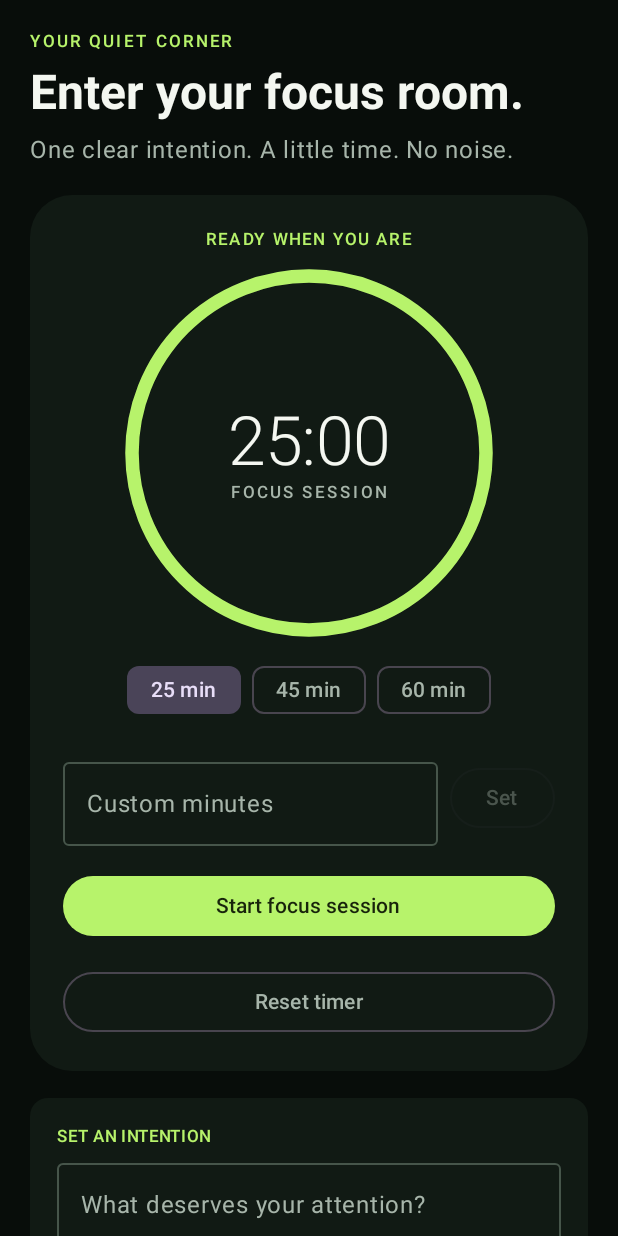
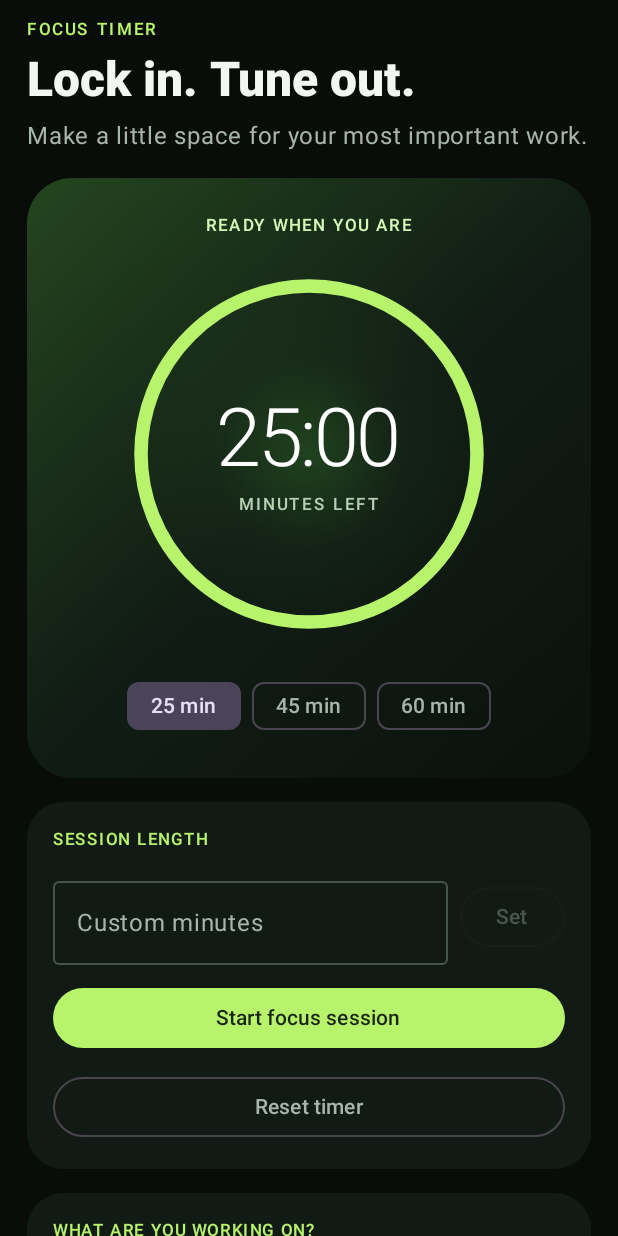
Before and after one commit to Mahin98250/open-focus-android, an Android app built with Jetpack Compose: the composable FocusRoomScreen shown on its own in the app's theme, after a tap on "Start focus session", on a phone screen of 412 x 824 dp. Run offline under Robolectric (Android 15) with nearby library versions, the phone set to English and light mode, and no system bars.

Commit message:
Polish focus timer screen with Regain-inspired session layout

```diff
--- a/app/src/main/java/org/openfocus/app/ui/screens/FocusRoomScreen.kt
+++ b/app/src/main/java/org/openfocus/app/ui/screens/FocusRoomScreen.kt
@@ -6,6 +6,7 @@ import android.os.Build
 import androidx.activity.compose.rememberLauncherForActivityResult
 import androidx.activity.result.contract.ActivityResultContracts
 import androidx.compose.foundation.Canvas
+import androidx.compose.foundation.background
 import androidx.compose.foundation.layout.Arrangement
 import androidx.compose.foundation.layout.Box
 import androidx.compose.foundation.layout.Column
@@ -13,10 +14,11 @@ import androidx.compose.foundation.layout.Row
 import androidx.compose.foundation.layout.Spacer
 import androidx.compose.foundation.layout.fillMaxWidth
 import androidx.compose.foundation.rememberScrollState
+import androidx.compose.foundation.shape.CircleShape
+import androidx.compose.foundation.shape.RoundedCornerShape
 import androidx.compose.foundation.verticalScroll
 import androidx.compose.foundation.layout.padding
 import androidx.compose.foundation.layout.size
-import androidx.compose.foundation.shape.RoundedCornerShape
 import androidx.compose.material3.Button
 import androidx.compose.material3.Card
 import androidx.compose.material3.CardDefaults
@@ -34,6 +36,9 @@ import androidx.compose.runtime.remember
 import androidx.compose.runtime.setValue
 import androidx.compose.ui.Alignment
 import androidx.compose.ui.Modifier
+import androidx.compose.ui.draw.clip
+import androidx.compose.ui.graphics.Brush
+import androidx.compose.ui.graphics.Color
 import androidx.compose.ui.graphics.StrokeCap
 import androidx.compose.ui.graphics.drawscope.Stroke
 import androidx.compose.ui.platform.LocalContext
@@ -58,9 +63,7 @@ fun FocusRoomScreen(modifier: Modifier = Modifier) {
             store.reset(preferred * 60_000L)
             onboarding.edit().putBoolean("focus_duration_initialized", true).apply()
             store.load()
-        } else {
-            saved
-        }
+        } else saved
     }
     var snapshot by remember { mutableStateOf(initialSnapshot) }
     var remaining by remember { mutableStateOf(snapshot.remainingMillis) }
@@ -73,14 +76,10 @@ fun FocusRoomScreen(modifier: Modifier = Modifier) {
             delay(1_000L)
             snapshot = store.load()
             remaining = snapshot.remainingMillis
-            if (snapshot.isCompleted && store.takeCompletionNotification()) {
-                FocusCompletionNotification.show(context)
-            }
+            if (snapshot.isCompleted && store.takeCompletionNotification()) FocusCompletionNotification.show(context)
         }
         remaining = snapshot.remainingMillis
-        if (snapshot.isCompleted && store.takeCompletionNotification()) {
-            FocusCompletionNotification.show(context)
-        }
+        if (snapshot.isCompleted && store.takeCompletionNotification()) FocusCompletionNotification.show(context)
     }
 
     val totalMillis = snapshot.totalDurationMillis.coerceAtLeast(1L)
@@ -92,54 +91,53 @@ fun FocusRoomScreen(modifier: Modifier = Modifier) {
     val startOrResume: () -> Unit = {
         if (snapshot.isCompleted || snapshot.remainingMillis <= 0L) {
             store.start(durationMillis = selectedMinutes * 60_000L, intention = intention.trim())
-        } else {
-            store.start(intention = intention.trim())
-        }
+        } else store.start(intention = intention.trim())
         snapshot = store.load()
         remaining = snapshot.remainingMillis
     }
-    val notificationPermissionLauncher = rememberLauncherForActivityResult(
-        ActivityResultContracts.RequestPermission()
-    ) {
-        // A denied notification permission does not prevent the user from focusing.
+    val notificationPermissionLauncher = rememberLauncherForActivityResult(ActivityResultContracts.RequestPermission()) {
         startOrResume()
     }
 
     Column(
-        modifier = modifier.fillMaxWidth().verticalScroll(rememberScrollState()).padding(20.dp),
+        modifier = modifier.fillMaxWidth().verticalScroll(rememberScrollState()).padding(horizontal = 18.dp, vertical = 12.dp),
         horizontalAlignment = Alignment.CenterHorizontally,
-        verticalArrangement = Arrangement.spacedBy(18.dp)
+        verticalArrangement = Arrangement.spacedBy(16.dp)
     ) {
-        Column(Modifier.fillMaxWidth(), verticalArrangement = Arrangement.spacedBy(6.dp)) {
-            Text("YOUR QUIET CORNER", color = MaterialTheme.colorScheme.primary, style = MaterialTheme.typography.labelSmall, letterSpacing = 2.sp)
-            Text("Enter your focus room.", style = MaterialTheme.typography.headlineLarge, fontWeight = FontWeight.Bold)
-            Text("One clear intention. A little time. No noise.", color = MaterialTheme.colorScheme.onSurfaceVariant)
+        Column(Modifier.fillMaxWidth(), verticalArrangement = Arrangement.spacedBy(5.dp)) {
+            Text("FOCUS TIMER", color = MaterialTheme.colorScheme.primary, style = MaterialTheme.typography.labelSmall, letterSpacing = 1.8.sp)
+            Text("Lock in. Tune out.", style = MaterialTheme.typography.headlineLarge, fontWeight = FontWeight.ExtraBold)
+            Text("Make a little space for your most important work.", color = MaterialTheme.colorScheme.onSurfaceVariant)
         }
-        Card(
-            modifier = Modifier.fillMaxWidth(),
-            shape = RoundedCornerShape(28.dp),
-            colors = CardDefaults.cardColors(containerColor = MaterialTheme.colorScheme.surface)
+
+        Box(
+            Modifier.fillMaxWidth().clip(RoundedCornerShape(30.dp))
+                .background(Brush.linearGradient(listOf(Color(0xFF24451F), Color(0xFF111D14), Color(0xFF0B110D))))
+                .padding(vertical = 24.dp, horizontal = 16.dp),
+            contentAlignment = Alignment.Center
         ) {
-            Column(
-                modifier = Modifier.fillMaxWidth().padding(22.dp),
-                horizontalAlignment = Alignment.CenterHorizontally,
-                verticalArrangement = Arrangement.spacedBy(16.dp)
-            ) {
+            Column(horizontalAlignment = Alignment.CenterHorizontally, verticalArrangement = Arrangement.spacedBy(18.dp)) {
                 Text(
-                    if (snapshot.isRunning) "YOU'RE IN YOUR FOCUS FLOW" else if (snapshot.isCompleted) "SESSION COMPLETE" else "READY WHEN YOU ARE",
-                    color = MaterialTheme.colorScheme.primary,
+                    if (snapshot.isRunning) "SESSION IN PROGRESS" else if (snapshot.isCompleted) "SESSION COMPLETE" else "READY WHEN YOU ARE",
+                    color = Color(0xFFD5F8B7),
                     style = MaterialTheme.typography.labelSmall,
                     letterSpacing = 1.5.sp
                 )
-                Box(Modifier.size(236.dp), contentAlignment = Alignment.Center) {
-                    Canvas(Modifier.fillMaxWidth().size(236.dp)) {
+                Box(
+                    Modifier.size(252.dp).background(
+                        Brush.radialGradient(listOf(Color(0x553C8A32), Color(0x22264D25), Color.Transparent)),
+                        CircleShape
+                    ),
+                    contentAlignment = Alignment.Center
+                ) {
+                    Canvas(Modifier.size(224.dp)) {
                         val strokeWidth = 9.dp.toPx()
-                        drawArc(trackColor, -90f, 360f, false, style = Stroke(strokeWidth, cap = StrokeCap.Round))
+                        drawArc(trackColor.copy(alpha = 0.8f), -90f, 360f, false, style = Stroke(strokeWidth, cap = StrokeCap.Round))
                         drawArc(progressColor, -90f, 360f * progress, false, style = Stroke(strokeWidth, cap = StrokeCap.Round))
                     }
-                    Column(horizontalAlignment = Alignment.CenterHorizontally) {
-                        Text(timeText, style = MaterialTheme.typography.displayMedium, fontWeight = FontWeight.Light)
-                        Text("FOCUS SESSION", color = MaterialTheme.colorScheme.onSurfaceVariant, style = MaterialTheme.typography.labelSmall, letterSpacing = 2.sp)
+                    Column(horizontalAlignment = Alignment.CenterHorizontally, verticalArrangement = Arrangement.spacedBy(4.dp)) {
+                        Text(timeText, color = Color.White, fontSize = 54.sp, fontWeight = FontWeight.Light, letterSpacing = (-2).sp)
+                        Text("MINUTES LEFT", color = Color(0xFFB7D0B4), style = MaterialTheme.typography.labelSmall, letterSpacing = 1.8.sp)
                     }
                 }
                 Row(horizontalArrangement = Arrangement.spacedBy(7.dp)) {
@@ -159,6 +157,16 @@ fun FocusRoomScreen(modifier: Modifier = Modifier) {
                         )
                     }
                 }
+            }
+        }
+
+        Card(
+            modifier = Modifier.fillMaxWidth(),
+            shape = RoundedCornerShape(24.dp),
+            colors = CardDefaults.cardColors(containerColor = MaterialTheme.colorScheme.surface)
+        ) {
+            Column(Modifier.fillMaxWidth().padding(17.dp), verticalArrangement = Arrangement.spacedBy(11.dp)) {
+                Text("SESSION LENGTH", color = MaterialTheme.colorScheme.primary, style = MaterialTheme.typography.labelSmall, letterSpacing = 1.2.sp)
                 Row(verticalAlignment = Alignment.CenterVertically, horizontalArrangement = Arrangement.spacedBy(8.dp)) {
                     OutlinedTextField(
                         value = customMinutesText,
@@ -186,16 +194,13 @@ fun FocusRoomScreen(modifier: Modifier = Modifier) {
                             store.pause()
                             snapshot = store.load()
                             remaining = snapshot.remainingMillis
-                        } else if (
-                            Build.VERSION.SDK_INT >= 33 &&
+                        } else if (Build.VERSION.SDK_INT >= 33 &&
                             context.checkSelfPermission(Manifest.permission.POST_NOTIFICATIONS) != PackageManager.PERMISSION_GRANTED
                         ) {
                             notificationPermissionLauncher.launch(Manifest.permission.POST_NOTIFICATIONS)
-                        } else {
-                            startOrResume()
-                        }
+                        } else startOrResume()
                     }
-                ) { Text(if (snapshot.isRunning) "Pause session" else "Start focus session") }
+                ) { Text(if (snapshot.isRunning) "Pause session" else if (snapshot.isCompleted) "Start again" else "Start focus session") }
                 OutlinedButton(
                     modifier = Modifier.fillMaxWidth(),
                     onClick = {
@@ -206,20 +211,21 @@ fun FocusRoomScreen(modifier: Modifier = Modifier) {
                 ) { Text("Reset timer") }
             }
         }
-        Card(colors = CardDefaults.cardColors(containerColor = MaterialTheme.colorScheme.surface)) {
-            Column(Modifier.fillMaxWidth().padding(18.dp), verticalArrangement = Arrangement.spacedBy(9.dp)) {
-                Text("SET AN INTENTION", color = MaterialTheme.colorScheme.primary, style = MaterialTheme.typography.labelSmall)
+
+        Card(colors = CardDefaults.cardColors(containerColor = MaterialTheme.colorScheme.surface), shape = RoundedCornerShape(24.dp)) {
+            Column(Modifier.fillMaxWidth().padding(17.dp), verticalArrangement = Arrangement.spacedBy(9.dp)) {
+                Text("WHAT ARE YOU WORKING ON?", color = MaterialTheme.colorScheme.primary, style = MaterialTheme.typography.labelSmall, letterSpacing = 1.1.sp)
                 OutlinedTextField(
                     value = intention,
                     onValueChange = { intention = it.take(120) },
                     modifier = Modifier.fillMaxWidth(),
-                    placeholder = { Text("What deserves your attention?") },
+                    placeholder = { Text("e.g. Revise quadratic equations") },
                     singleLine = true,
                     enabled = !snapshot.isRunning
                 )
                 Text(
                     if (snapshot.isRunning) "Your intention is saved with this session. Pause to edit it before resuming."
-                    else "Your intention is saved with the completed session in local history. Selected apps are redirected during this focus timer or an active schedule when the accessibility service is enabled.",
+                    else "Your intention is saved with the completed session in local history. Selected apps are redirected during this timer when the Accessibility service is enabled.",
                     color = MaterialTheme.colorScheme.onSurfaceVariant,
                     style = MaterialTheme.typography.bodySmall
                 )
```
